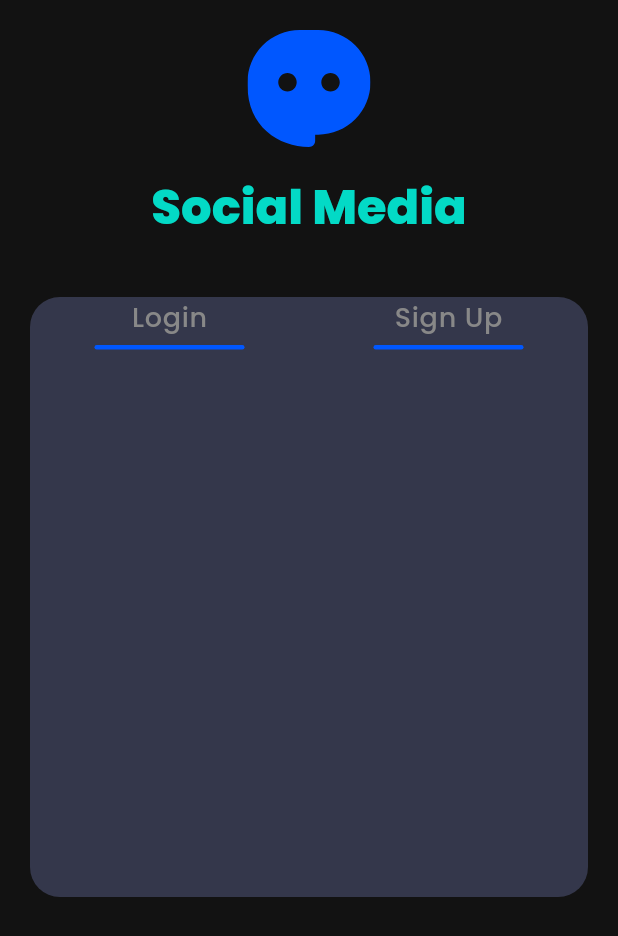
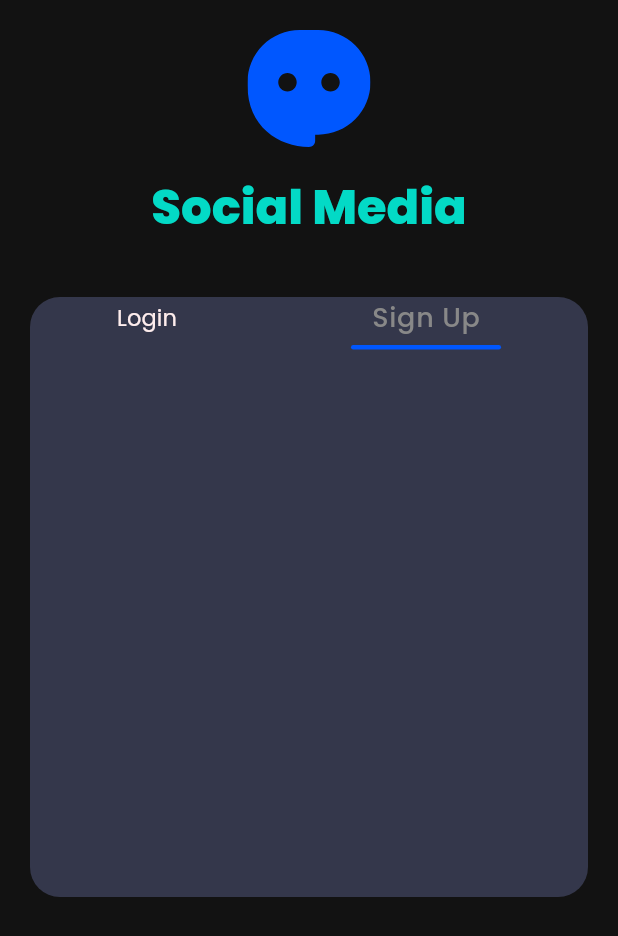
Before and after one commit to babitasinghtech/Social_app, a Flutter app: the Authentication screen opened by its route, on a phone screen of 412 x 824 dp. Shown: the top 936 px of the screen. Run offline on Flutter 3.47's test engine with Material 3 defaults, Android fonts, the phone set to English and light mode, and no system bars; our stand-ins replace flutter_svg, get, slide_to_act.

Commit message:
"initial commit"

```diff
--- a/lib/Pages/Auth/Authentication.dart
+++ b/lib/Pages/Auth/Authentication.dart
@@ -1,4 +1,5 @@
 import 'package:flutter/material.dart';
+import 'package:social_media/Pages/Auth/widget/Authenticationbody.dart';
 import 'package:social_media/Pages/Welcome/Widget/Welcomeheading.dart';
 
 class Authentication extends StatelessWidget {
@@ -14,68 +15,7 @@ class Authentication extends StatelessWidget {
             children: [
               WelcomeHeading(),
               SizedBox(height: 40),
-              Container(
-                height: 400,
-                decoration: BoxDecoration(
-                  borderRadius: BorderRadius.circular(20),
-                  color: Theme.of(context).colorScheme.primaryContainer,
-                ),
-                child: Row(
-                  children: [
-                    Expanded(
-                      child: Column(
-                        children: [
-                          Row(
-                            mainAxisAlignment: MainAxisAlignment.spaceAround,
-                            children: [
-                              Column(
-                                children: [
-                                  Text(
-                                    "Login",
-                                    style:
-                                        Theme.of(context).textTheme.bodyLarge,
-                                  ),
-                                  SizedBox(height: 5),
-                                  AnimatedContainer(
-                                    duration: Duration(seconds: 2),
-                                    width: 100,
-                                    height: 3,
-                                    decoration: BoxDecoration(
-                                      borderRadius: BorderRadius.circular(100),
-                                      color:
-                                          Theme.of(context).colorScheme.primary,
-                                    ),
-                                  ),
-                                ],
-                              ),
-                              Column(
-                                children: [
-                                  Text(
-                                    "Sign Up",
-                                    style:
-                                        Theme.of(context).textTheme.bodyLarge,
-                                  ),
-                                  SizedBox(height: 5),
-                                  AnimatedContainer(
-                                    duration: Duration(seconds: 2),
-                                    width: 100,
-                                    height: 3,
-                                    decoration: BoxDecoration(
-                                      borderRadius: BorderRadius.circular(100),
-                                      color:
-                                          Theme.of(context).colorScheme.primary,
-                                    ),
-                                  ),
-                                ],
-                              ),
-                            ],
-                          ),
-                        ],
-                      ),
-                    ),
-                  ],
-                ),
-              ),
+              AuthenticationPageBody(),
             ],
           ),
         ),
--- a/lib/Pages/Auth/widget/Authenticationbody.dart
+++ b/lib/Pages/Auth/widget/Authenticationbody.dart
@@ -1,10 +1,80 @@
 import 'package:flutter/material.dart';
+import 'package:get/get.dart';
 
 class AuthenticationPageBody extends StatelessWidget {
   const AuthenticationPageBody({super.key});
 
   @override
   Widget build(BuildContext context) {
-    return Scaffold();
+    RxBool isLogin = false.obs;
+    return Container(
+      height: 400,
+      decoration: BoxDecoration(
+        borderRadius: BorderRadius.circular(20),
+        color: Theme.of(context).colorScheme.primaryContainer,
+      ),
+      child: Row(
+        children: [
+          Expanded(
+            child: Column(
+              children: [
+                Row(
+                  mainAxisAlignment: MainAxisAlignment.spaceAround,
+                  children: [
+                    InkWell(
+                      onTap: () {
+                        isLogin.value = true;
+                      },
+                      child: Column(
+                        children: [
+                          Text(
+                            "Login",
+                            style:
+                                isLogin.value
+                                    ? Theme.of(context).textTheme.bodyLarge
+                                    : Theme.of(context).textTheme.labelLarge,
+                          ),
+                          SizedBox(height: 5),
+                          AnimatedContainer(
+                            duration: Duration(seconds: 2),
+                            width: isLogin.value ? 100 : 0,
+                            height: 3,
+                            decoration: BoxDecoration(
+                              borderRadius: BorderRadius.circular(100),
+                              color: Theme.of(context).colorScheme.primary,
+                            ),
+                          ),
+                        ],
+                      ),
+                    ),
+                    Column(
+                      children: [
+                        Text(
+                          "Sign Up",
+                          style:
+                              isLogin.value
+                                  ? Theme.of(context).textTheme.bodyLarge
+                                  : Theme.of(context).textTheme.bodyLarge,
+                        ),
+                        SizedBox(height: 5),
+                        AnimatedContainer(
+                          duration: Duration(seconds: 2),
+                          width: isLogin.value ? 0 : 100,
+                          height: 3,
+                          decoration: BoxDecoration(
+                            borderRadius: BorderRadius.circular(100),
+                            color: Theme.of(context).colorScheme.primary,
+                          ),
+                        ),
+                      ],
+                    ),
+                  ],
+                ),
+              ],
+            ),
+          ),
+        ],
+      ),
+    );
   }
 }
```
